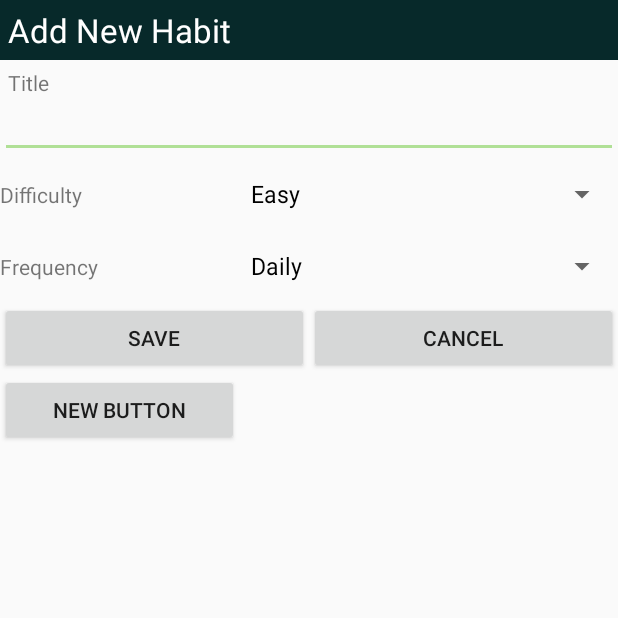
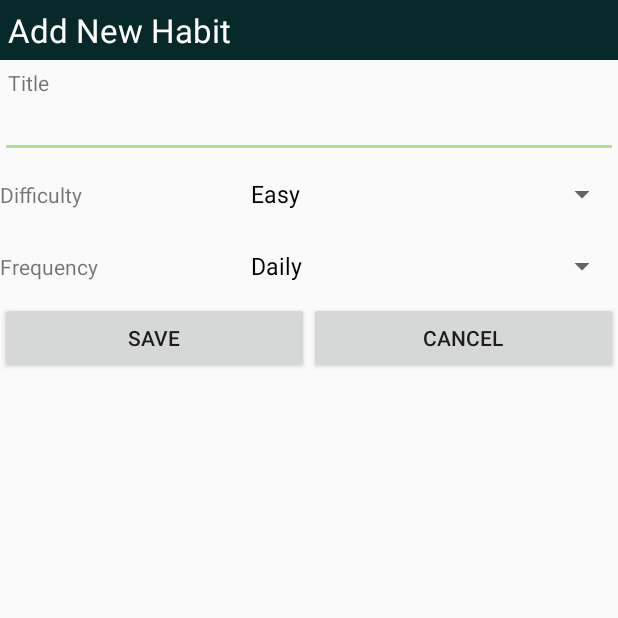
Before and after one commit to graham768/GrO2, an Android app: the AddHabit screen opened directly, with no data from a screen before it, on a phone screen of 412 x 824 dp, the top half of it. Run offline under Robolectric (Android 15) with nearby library versions, the phone set to English and light mode, and no system bars.

Commit message:
Remove ContentMain. Polish various files.

```diff
--- a/app/src/main/java/fr3380ot/com/gro2/MainActivity.java
+++ b/app/src/main/java/fr3380ot/com/gro2/MainActivity.java
@@ -3,7 +3,6 @@ package fr3380ot.com.gro2;
 import android.content.Intent;
 import android.os.Bundle;
 import android.support.design.widget.FloatingActionButton;
-import android.support.design.widget.Snackbar;
 import android.view.View;
 import android.support.design.widget.NavigationView;
 import android.support.v4.view.GravityCompat;
@@ -62,14 +61,11 @@ public class MainActivity extends AppCompatActivity
 
 
 
-
-
-
         //Pull habits from database and store in habitList
         ArrayList<HashMap<String, String>> habitList = dbTools.getAllHabits();
         dbTools.getAllHabits();
 
-        //If there are habits created
+        //If there are habits fill the habit listView
         if(habitList.size() != 0) {
             ListView listView = (ListView) findViewById(android.R.id.list);
             listView.setOnItemClickListener(new AdapterView.OnItemClickListener() {
--- a/app/src/main/res/layout/add_habit.xml
+++ b/app/src/main/res/layout/add_habit.xml
@@ -102,16 +102,4 @@
             android:layout_weight="1"/>
     </TableRow>
 
-    <TableRow
-        android:layout_width="match_parent"
-        android:layout_height="match_parent">
-
-        <Button
-            android:layout_width="wrap_content"
-            android:layout_height="wrap_content"
-            android:text="New Button"
-            android:onClick="test1"
-            android:id="@+id/button2" />
-    </TableRow>
-
 </TableLayout>
```
Also changed, not shown: app/src/main/java/fr3380ot/com/gro2/AddHabit.java (+0 -8 lines), app/src/main/java/fr3380ot/com/gro2/ContentMain.java (deleted, +0 -74 lines).
